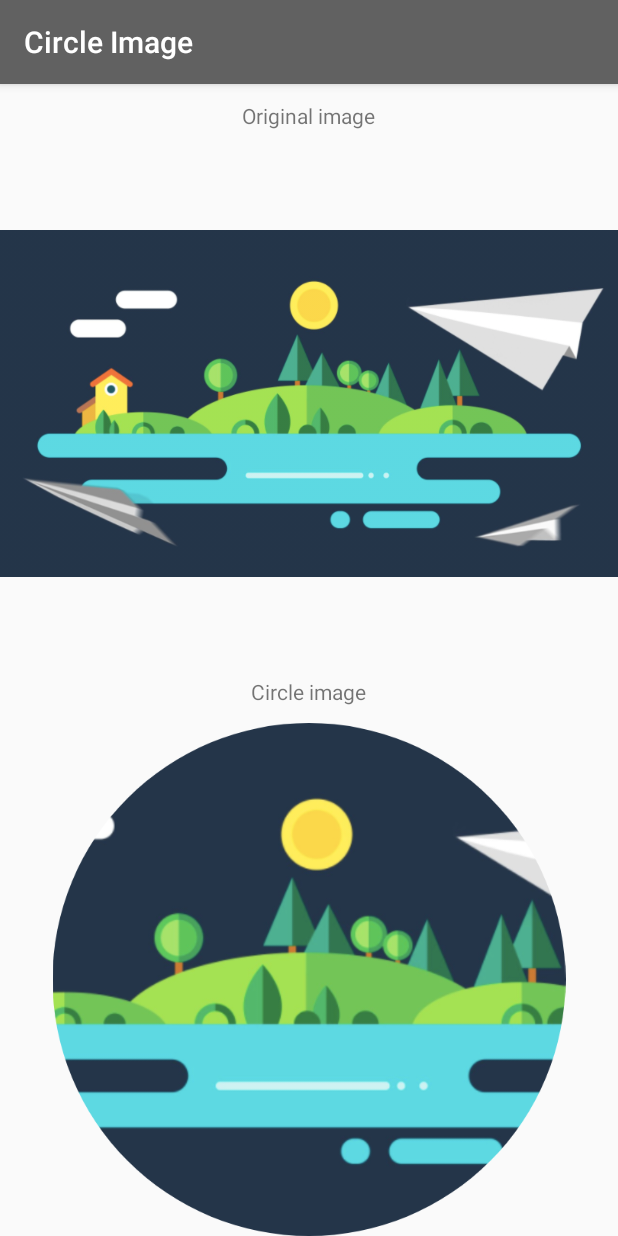
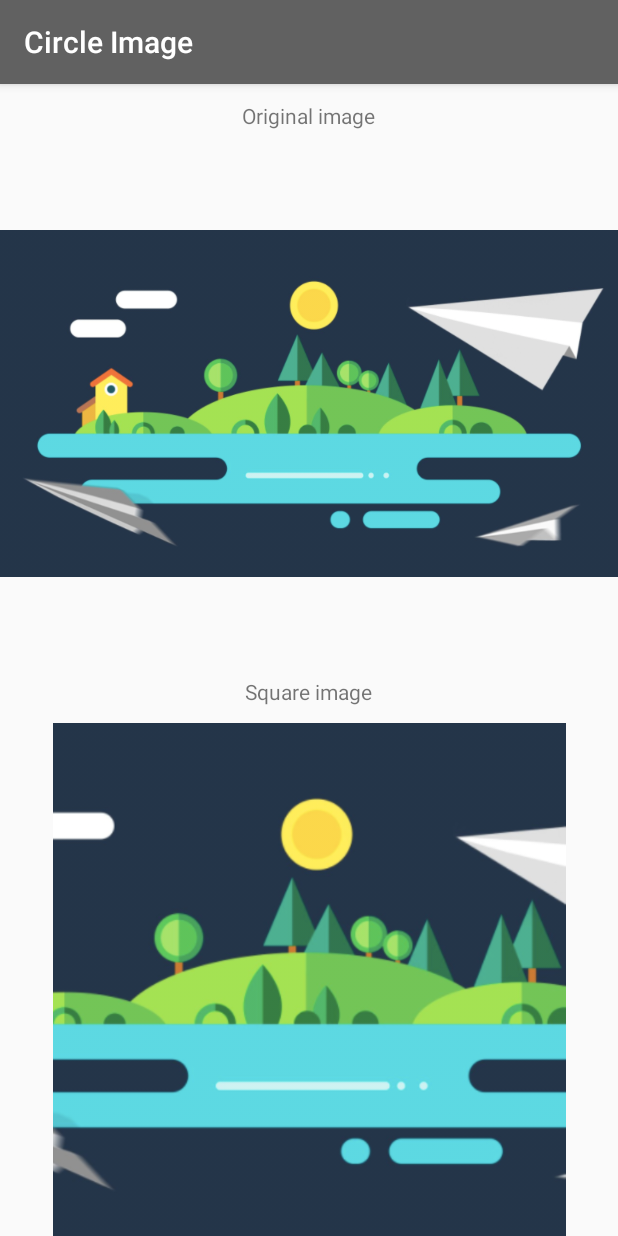
Before and after one commit to vladymix/arch_ast, an Android app: the CircleBitmapActivity screen opened directly, with no data from a screen before it, on a phone screen of 412 x 824 dp. Run offline under Robolectric (Android 15) with nearby library versions, the phone set to English and light mode, and no system bars.

```diff
--- a/AppTest/app/src/main/java/com/altamirano/fabricio/apptest/CircleBitmapActivity.java
+++ b/AppTest/app/src/main/java/com/altamirano/fabricio/apptest/CircleBitmapActivity.java
@@ -25,6 +25,6 @@ public class CircleBitmapActivity extends AppCompatActivity {
 
         Bitmap originalBitmap = ((BitmapDrawable) originalDrawable).getBitmap();
 
-        imageView.setImageBitmap(ImageTools.getCircleBitmap(originalBitmap));
+        imageView.setImageBitmap(ImageTools.getSquareBitmap(originalBitmap));
     }
 }
--- a/AppTest/app/src/main/res/layout/activity_circle_bitmap.xml
+++ b/AppTest/app/src/main/res/layout/activity_circle_bitmap.xml
@@ -22,7 +22,7 @@
     <TextView
         android:layout_margin="5pt"
         android:layout_gravity="center"
-        android:text="Circle image"
+        android:text="Square image"
         android:layout_width="wrap_content"
         android:layout_height="wrap_content" />
     <ImageView
--- a/AppTest/core/build.gradle
+++ b/AppTest/core/build.gradle
@@ -6,8 +6,8 @@ android {
     defaultConfig {
         minSdkVersion 14
         targetSdkVersion 26
-        versionCode 5
-        versionName "2.0"
+        versionCode 6
+        versionName "2.1"
 
         testInstrumentationRunner "android.support.test.runner.AndroidJUnitRunner"
 
```
Also changed, not shown: AppTest/core/src/main/java/com/altamirano/fabricio/libraryast/ImageTools.java (+12 -0 lines), 5 other files.
